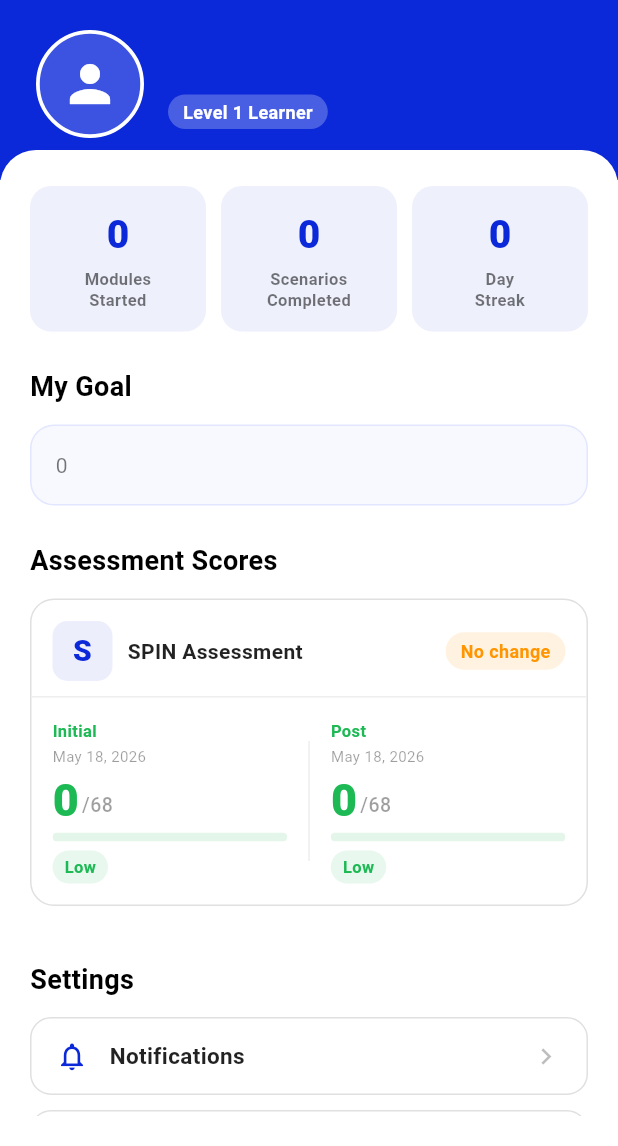
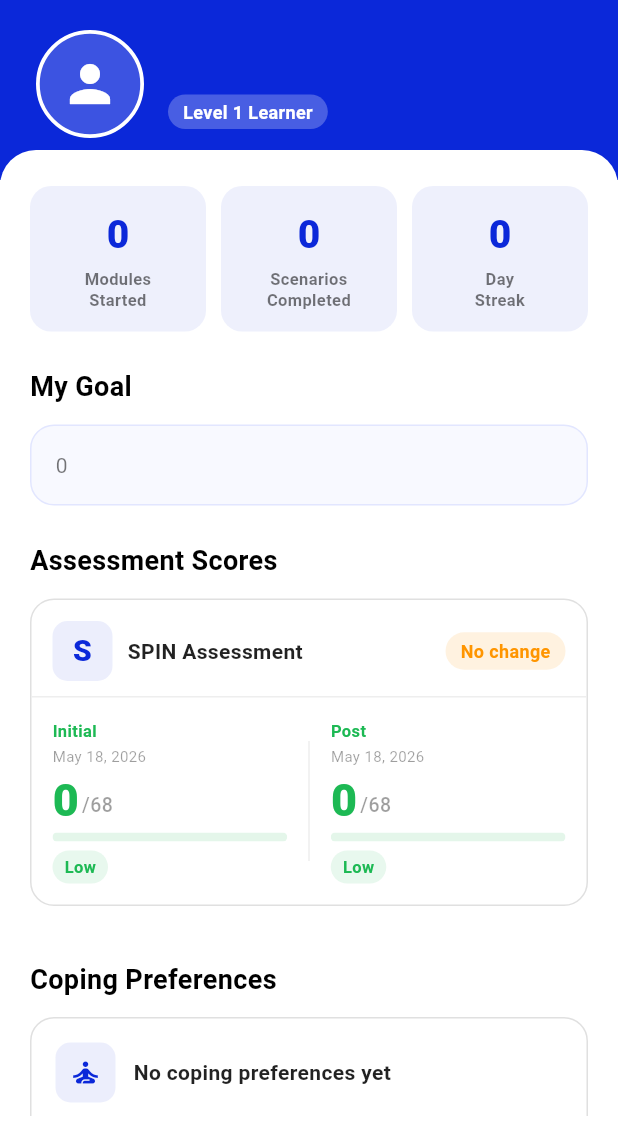
Before and after one commit to ririyaza/HATI, a Flutter app: the ProfileScreen screen opened directly, on a phone screen of 412 x 824 dp, the part 90-1236 px from its top. Run offline on Flutter 3.47's test engine with Material 3 defaults, Android fonts, the phone set to English and light mode, and no system bars; our stand-ins replace cloud_firestore, firebase_auth, firebase_core, firebase_storage, image_picker; missing offline and left inert: flame, record; accounts and stored records are empty.

Commit message:
added coping preferences card in profile_screen

```diff
--- a/app/lib/features/dashboard/data/dashboard_user_data.dart
+++ b/app/lib/features/dashboard/data/dashboard_user_data.dart
@@ -9,6 +9,7 @@ class DashboardUserData {
     required this.photoUrl,
     required this.pronouns,
     required this.goal,
+    required this.copingPreferences,
     required this.modules,
     required this.assessments,
   });
@@ -19,6 +20,7 @@ class DashboardUserData {
   final String photoUrl;
   final String pronouns;
   final String goal;
+  final String copingPreferences;
   final List<ModuleProgressData> modules;
   final List<AssessmentScoreData> assessments;
 
@@ -168,6 +170,7 @@ class DashboardUserDataParser {
     final data = userDoc.data() ?? {};
     final modules = _parseModules(moduleDocs);
     final assessments = _parseAssessments(data, assessmentDocs);
+    final copingPreferences = _parseCopingPreferences(data, assessmentDocs);
 
     return DashboardUserData(
       uid: user.uid,
@@ -184,6 +187,7 @@ class DashboardUserDataParser {
       ),
       pronouns: _string(data['pronouns']),
       goal: _string(data['goal']),
+      copingPreferences: copingPreferences,
       modules: modules,
       assessments: assessments,
     );
@@ -278,6 +282,26 @@ class DashboardUserDataParser {
     ];
   }
 
+  static String _parseCopingPreferences(
+    Map<String, dynamic> userData,
+    List<QueryDocumentSnapshot<Map<String, dynamic>>> docs,
+  ) {
+    Map<String, dynamic>? initialDoc;
+
+    for (final doc in docs) {
+      if (doc.id == 'initial') {
+        initialDoc = doc.data();
+        break;
+      }
+    }
+
+    return _string(
+      userData['initialCopingMechanism'] ??
+          userData['copingMechanism'] ??
+          initialDoc?['copingMechanism'],
+    );
+  }
+
   static String _string(Object? value, {String fallback = ''}) {
     final text = value?.toString().trim();
     return text == null || text.isEmpty ? fallback : text;
--- a/app/lib/features/dashboard/screen/profile_screen.dart
+++ b/app/lib/features/dashboard/screen/profile_screen.dart
@@ -148,6 +148,19 @@ class _ProfileContent extends StatelessWidget {
                       )
                     else
                       _AssessmentScoresSection(entries: data.assessments),
+                    const SizedBox(height: 24),
+                    const Text(
+                      'Coping Preferences',
+                      style: TextStyle(
+                        fontSize: 18,
+                        fontWeight: FontWeight.w700,
+                        color: Colors.black,
+                      ),
+                    ),
+                    const SizedBox(height: 12),
+                    _CopingPreferencesCard(
+                      preferences: data.copingPreferences,
+                    ),
                     const SizedBox(height: 24),
                     const Text(
                       'Settings',
@@ -615,6 +628,103 @@ class _InfoCard extends StatelessWidget {
   }
 }
 
+class _CopingPreferencesCard extends StatelessWidget {
+  const _CopingPreferencesCard({required this.preferences});
+
+  final String preferences;
+
+  List<String> get _items => preferences
+      .split(RegExp(r'[,;]'))
+      .map((item) => item.trim())
+      .where((item) => item.isNotEmpty)
+      .toList();
+
+  @override
+  Widget build(BuildContext context) {
+    final items = _items;
+    final hasPreferences = items.isNotEmpty;
+
+    return Container(
+      width: double.infinity,
+      padding: const EdgeInsets.all(16),
+      decoration: BoxDecoration(
+        color: Colors.white,
+        borderRadius: BorderRadius.circular(16),
+        border: Border.all(color: const Color(0xFFE0E0E0)),
+      ),
+      child: Column(
+        crossAxisAlignment: CrossAxisAlignment.start,
+        children: [
+          Row(
+            children: [
+              Container(
+                width: 40,
+                height: 40,
+                decoration: BoxDecoration(
+                  color: const Color(0xFF0B28D9).withOpacity(0.08),
+                  borderRadius: BorderRadius.circular(10),
+                ),
+                child: const Icon(
+                  Icons.self_improvement_outlined,
+                  color: Color(0xFF0B28D9),
+                  size: 22,
+                ),
+              ),
+              const SizedBox(width: 12),
+              Expanded(
+                child: Text(
+                  hasPreferences
+                      ? 'What helps you feel steady'
+                      : 'No coping preferences yet',
+                  style: const TextStyle(
+                    fontSize: 14,
+                    fontWeight: FontWeight.w700,
+                    color: Colors.black87,
+                  ),
+                ),
+              ),
+            ],
+          ),
+          const SizedBox(height: 14),
+          if (hasPreferences)
+            Wrap(
+              spacing: 8,
+              runSpacing: 8,
+              children: items
+                  .map(
+                    (item) => Container(
+                      padding: const EdgeInsets.symmetric(
+                        horizontal: 12,
+                        vertical: 7,
+                      ),
+                      decoration: BoxDecoration(
+                        color: const Color(0xFFF8F9FF),
+                        borderRadius: BorderRadius.circular(20),
+                        border: Border.all(color: const Color(0xFFE2E6FF)),
+                      ),
+                      child: Text(
+                        item,
+                        style: const TextStyle(
+                          fontSize: 12.5,
+                          fontWeight: FontWeight.w600,
+                          color: Color(0xFF0B28D9),
+                        ),
+                      ),
+                    ),
+                  )
+                  .toList(),
+            )
+          else
+            const Text(
+              'Complete the coping reflection after the SPIN assessment to show your preferences here.',
+              style: TextStyle(color: Colors.black45, height: 1.4),
+            ),
+        ],
+      ),
+    );
+  }
+}
+
 class _SettingsTile extends StatelessWidget {
   const _SettingsTile({
     required this.icon,
```
